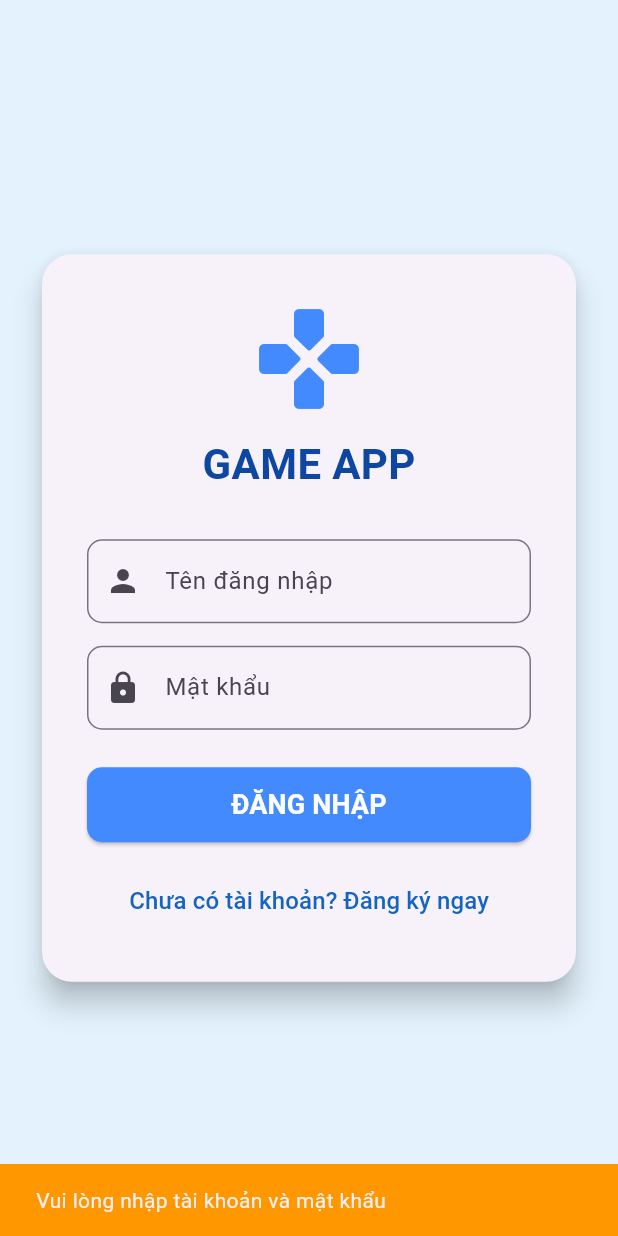
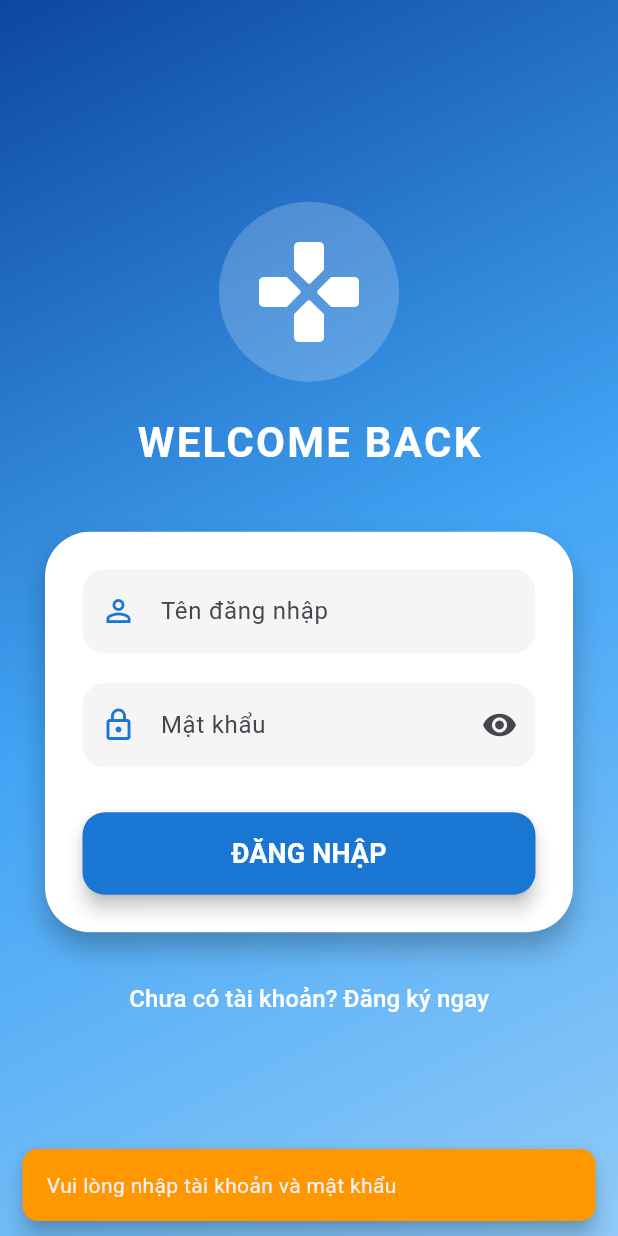
Before and after one commit to ToVuHao/Game, a Flutter app: the screen it shows after launch, after a tap on "ĐĂNG NHẬP", on a phone screen of 412 x 824 dp. Run offline on Flutter 3.47's test engine with Material 3 defaults, Android fonts, the phone set to English and light mode, and no system bars; our stand-ins replace google_fonts; missing offline and left inert: signalr_netcore.

Commit message:
giao dien login moi

```diff
--- a/lib/screens/auth/login_screen.dart
+++ b/lib/screens/auth/login_screen.dart
@@ -14,6 +14,7 @@ class _LoginScreenState extends State<LoginScreen> {
   final TextEditingController _passController = TextEditingController();
   bool _isLoading = false;
   bool _isLoginMode = true;
+  bool _obscureText = true; // Thêm tính năng ẩn/hiện mật khẩu
 
   final String baseUrl = "http://10.0.2.2:5231/api/auth";
 
@@ -35,9 +36,7 @@ class _LoginScreenState extends State<LoginScreen> {
         body: jsonEncode({
           "username": _userController.text,
           "password": _passController.text,
-          // --- SỬA Ở ĐÂY: Đổi tên mặc định ---
           "fullName": _isLoginMode ? "" : "Tài khoản người chơi"
-          // ----------------------------------
         }),
       );
 
@@ -49,27 +48,20 @@ class _LoginScreenState extends State<LoginScreen> {
 
           _showMessage("Đăng nhập thành công!", Colors.green);
 
-          if (role == 'admin') {
           Navigator.pushReplacement(
               context,
-                MaterialPageRoute(builder: (context) => AdminScreen())
+              MaterialPageRoute(
+                  builder: (context) => role == 'admin' ? AdminScreen() : HomeScreen(userName: fullName))
           );
-          } else {
-            Navigator.pushReplacement(
-                context,
-                MaterialPageRoute(builder: (context) => HomeScreen(userName: fullName))
-            );
-          }
         } else {
           _showMessage("Đăng ký thành công! Mời đăng nhập.", Colors.green);
           setState(() => _isLoginMode = true);
         }
       } else {
-        _showMessage("Thất bại: ${response.body}", Colors.red);
+        _showMessage("Thất bại: ${response.body}", Colors.redAccent);
       }
     } catch (e) {
-      print("Lỗi kết nối: $e");
-      _showMessage("Lỗi kết nối Server!", Colors.red);
+      _showMessage("Lỗi kết nối Server!", Colors.redAccent);
     } finally {
       setState(() => _isLoading = false);
     }
@@ -77,83 +69,161 @@ class _LoginScreenState extends State<LoginScreen> {
 
   void _showMessage(String msg, Color color) {
     ScaffoldMessenger.of(context).showSnackBar(
-      SnackBar(content: Text(msg), backgroundColor: color),
+      SnackBar(
+        content: Text(msg),
+        backgroundColor: color,
+        behavior: SnackBarBehavior.floating,
+        shape: RoundedRectangleBorder(borderRadius: BorderRadius.circular(10)),
+      ),
     );
   }
 
   @override
   Widget build(BuildContext context) {
-    // ... (Giữ nguyên phần giao diện bên dưới của bạn)
     return Scaffold(
-      backgroundColor: Colors.blue.shade50,
-      body: Center(
+      body: Container(
+        width: double.infinity,
+        height: double.infinity,
+        // Nền Gradient hiện đại
+        decoration: BoxDecoration(
+          gradient: LinearGradient(
+            begin: Alignment.topLeft,
+            end: Alignment.bottomRight,
+            colors: [Colors.blue.shade900, Colors.blue.shade400, Colors.blue.shade200],
+          ),
+        ),
+        child: Center(
           child: SingleChildScrollView(
-          padding: EdgeInsets.all(24),
-          child: Card(
-            elevation: 8,
-            shape: RoundedRectangleBorder(borderRadius: BorderRadius.circular(20)),
-            child: Padding(
-              padding: EdgeInsets.all(30),
+            padding: EdgeInsets.symmetric(horizontal: 30),
             child: Column(
-                mainAxisSize: MainAxisSize.min,
               children: [
-                  Icon(Icons.gamepad_rounded, size: 80, color: Colors.blueAccent),
-                  SizedBox(height: 10),
+                // Logo Icon với hiệu ứng đổ bóng
+                Container(
+                  padding: EdgeInsets.all(20),
+                  decoration: BoxDecoration(
+                    color: Colors.white.withOpacity(0.2),
+                    shape: BoxShape.circle,
+                  ),
+                  child: Icon(Icons.gamepad_rounded, size: 80, color: Colors.white),
+                ),
+                SizedBox(height: 20),
                 Text(
-                    "GAME APP",
-                    style: TextStyle(fontSize: 28, fontWeight: FontWeight.bold, color: Colors.blue[900]),
+                  _isLoginMode ? "WELCOME BACK" : "CREATE ACCOUNT",
+                  style: TextStyle(
+                    fontSize: 28,
+                    fontWeight: FontWeight.bold,
+                    color: Colors.white,
+                    letterSpacing: 1.5,
+                  ),
+                ),
+                SizedBox(height: 40),
+
+                // Card chứa Form
+                Container(
+                  padding: EdgeInsets.all(25),
+                  decoration: BoxDecoration(
+                    color: Colors.white,
+                    borderRadius: BorderRadius.circular(30),
+                    boxShadow: [
+                      BoxShadow(
+                        color: Colors.black26,
+                        blurRadius: 15,
+                        offset: Offset(0, 10),
+                      )
+                    ],
+                  ),
+                  child: Column(
+                    children: [
+                      _buildTextField(
+                        controller: _userController,
+                        label: "Tên đăng nhập",
+                        icon: Icons.person_outline,
+                      ),
+                      SizedBox(height: 20),
+                      _buildTextField(
+                        controller: _passController,
+                        label: "Mật khẩu",
+                        icon: Icons.lock_outline,
+                        isPassword: true,
                       ),
                       SizedBox(height: 30),
-                  TextField(
-                    controller: _userController,
-                    decoration: InputDecoration(
-                      labelText: "Tên đăng nhập",
-                      prefixIcon: Icon(Icons.person),
-                      border: OutlineInputBorder(borderRadius: BorderRadius.circular(10)),
-                    ),
-                  ),
-                  SizedBox(height: 15),
-                  TextField(
-                    controller: _passController,
-                    obscureText: true,
-                    decoration: InputDecoration(
-                      labelText: "Mật khẩu",
-                      prefixIcon: Icon(Icons.lock),
-                      border: OutlineInputBorder(borderRadius: BorderRadius.circular(10)),
-                    ),
-                  ),
-                  SizedBox(height: 25),
+
+                      // Nút bấm Gradient
                       SizedBox(
                         width: double.infinity,
-                    height: 50,
+                        height: 55,
                         child: ElevatedButton(
                           onPressed: _isLoading ? null : _submitAuth,
                           style: ElevatedButton.styleFrom(
-                        backgroundColor: Colors.blueAccent,
-                        shape: RoundedRectangleBorder(borderRadius: BorderRadius.circular(10)),
+                            backgroundColor: Colors.blue.shade700,
+                            foregroundColor: Colors.white,
+                            shape: RoundedRectangleBorder(
+                              borderRadius: BorderRadius.circular(15),
+                            ),
+                            elevation: 5,
                           ),
                           child: _isLoading
                               ? CircularProgressIndicator(color: Colors.white)
                               : Text(
                             _isLoginMode ? "ĐĂNG NHẬP" : "ĐĂNG KÝ",
-                        style: TextStyle(fontSize: 18, fontWeight: FontWeight.bold, color: Colors.white),
+                            style: TextStyle(fontSize: 18, fontWeight: FontWeight.bold),
                           ),
                         ),
                       ),
-                  SizedBox(height: 15),
+                    ],
+                  ),
+                ),
+
+                SizedBox(height: 20),
                 TextButton(
                   onPressed: () => setState(() => _isLoginMode = !_isLoginMode),
                   child: Text(
                     _isLoginMode ? "Chưa có tài khoản? Đăng ký ngay" : "Đã có tài khoản? Đăng nhập",
-                      style: TextStyle(fontSize: 16, color: Colors.blue[800]),
+                    style: TextStyle(color: Colors.white, fontSize: 16, fontWeight: FontWeight.w500),
                   ),
-                  )
+                ),
               ],
-              ),
             ),
           ),
         ),
       ),
     );
   }
+
+  // Widget dùng chung cho TextField để code gọn hơn
+  Widget _buildTextField({
+    required TextEditingController controller,
+    required String label,
+    required IconData icon,
+    bool isPassword = false,
+  }) {
+    return TextFormField(
+      controller: controller,
+      obscureText: isPassword ? _obscureText : false,
+      decoration: InputDecoration(
+        labelText: label,
+        prefixIcon: Icon(icon, color: Colors.blue.shade700),
+        suffixIcon: isPassword
+            ? IconButton(
+          icon: Icon(_obscureText ? Icons.visibility : Icons.visibility_off),
+          onPressed: () => setState(() => _obscureText = !_obscureText),
+        )
+            : null,
+        filled: true,
+        fillColor: Colors.grey.shade100,
+        border: OutlineInputBorder(
+          borderRadius: BorderRadius.circular(15),
+          borderSide: BorderSide.none,
+        ),
+        enabledBorder: OutlineInputBorder(
+          borderRadius: BorderRadius.circular(15),
+          borderSide: BorderSide(color: Colors.transparent),
+        ),
+        focusedBorder: OutlineInputBorder(
+          borderRadius: BorderRadius.circular(15),
+          borderSide: BorderSide(color: Colors.blue.shade700, width: 2),
+        ),
+      ),
+    );
   }
+}
```
Lines whose indentation alone changed are shown as unchanged.
